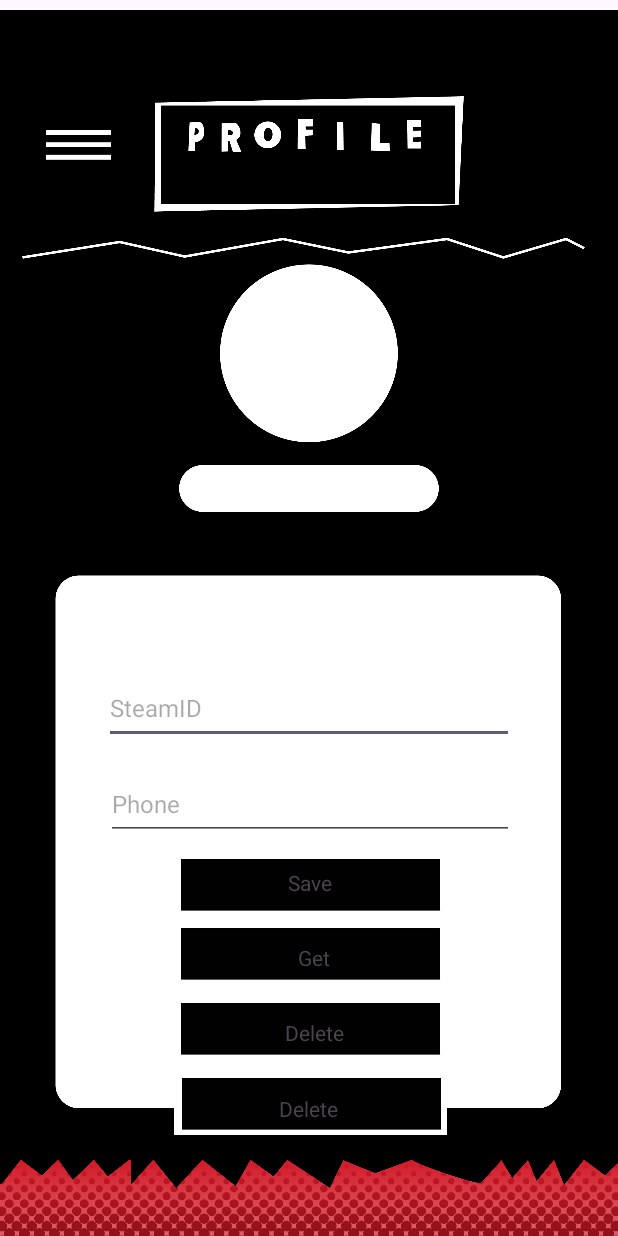
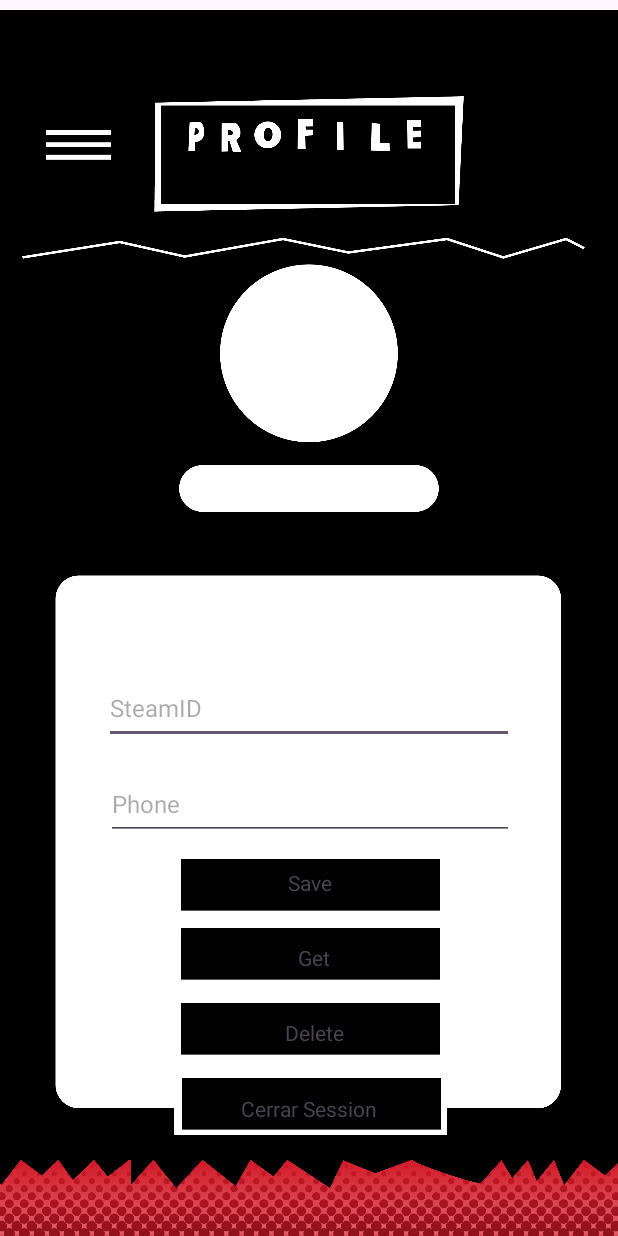
Before and after one commit to IvanLPDM/AA2_Android_persona_app, an Android app: the Profile screen opened directly, with no data from a screen before it, on a phone screen of 412 x 824 dp. Run offline under Robolectric (Android 15) with nearby library versions, the phone set to English and light mode, and no system bars; our stand-ins replace Firebase (no records; nobody signed in at launch, a user with empty details on screens opened directly); pictures from the network do not load.

Commit message:
2 estilos + UI mejorada

```diff
--- a/app/src/main/java/com/example/persona_app/Profile.kt
+++ b/app/src/main/java/com/example/persona_app/Profile.kt
@@ -39,7 +39,8 @@ class Profile : AppCompatActivity() {
 
             val newsButton: Button = findViewById(R.id.news_button)
             val profileButton: Button = findViewById(R.id.Profile_Button)
-            val ajustesButton: Button = findViewById(R.id.ajustes_Buton2)
+            val ajustesButton: Button = findViewById(R.id.ajustes_Buton)
+            val bibliotecaButton: Button = findViewById(R.id.BibliotecaButton)
 
             val saveButton: Button = findViewById(R.id.SaveButton)
             val getButton: Button = findViewById(R.id.GetButton)
@@ -120,6 +121,11 @@ class Profile : AppCompatActivity() {
 
             ajustesButton.setOnClickListener{
                 val intent = Intent(this, Ajustes::class.java)
+                startActivity(intent)
+            }
+
+            bibliotecaButton.setOnClickListener{
+                val intent = Intent(this, Biblioteca::class.java)
                 startActivity(intent)
             }
 
--- a/app/src/main/res/layout/activity_profile.xml
+++ b/app/src/main/res/layout/activity_profile.xml
@@ -181,7 +181,7 @@
         android:layout_width="176dp"
         android:layout_height="29dp"
         android:layout_marginTop="21dp"
-        android:text="Delete"
+        android:text="Cerrar Session"
         android:textAlignment="center"
         app:layout_constraintEnd_toEndOf="parent"
         app:layout_constraintHorizontal_bias="0.498"
@@ -222,113 +222,73 @@
         android:layout_marginTop="-20dp"
         android:orientation="vertical"
         android:padding="16dp"
-        android:visibility="invisible"
+        android:visibility="gone"
         app:layout_constraintStart_toStartOf="parent"
         app:layout_constraintTop_toTopOf="parent"
-        tools:visibility="gone">
+        tools:visibility="visible">
 
         <ImageView
             android:id="@+id/Selector"
-            android:layout_width="323dp"
-            android:layout_height="797dp"
-            android:layout_marginStart="-30dp"
-            app:layout_constraintStart_toStartOf="parent"
+            android:layout_width="354dp"
+            android:layout_height="766dp"
+            android:layout_marginBottom="108dp"
+            app:layout_constraintBottom_toBottomOf="parent"
+            app:layout_constraintEnd_toEndOf="parent"
             app:layout_constraintTop_toTopOf="parent"
-            app:srcCompat="@mipmap/selector" />
+            app:srcCompat="@mipmap/screen_profile" />
 
         <Button
             android:id="@+id/news_button"
             android:layout_width="167dp"
             android:layout_height="44dp"
-            android:layout_marginStart="16dp"
-            android:layout_marginTop="96dp"
+            android:layout_marginStart="20dp"
+            android:layout_marginTop="88dp"
             android:alpha="0"
             android:text="News"
             app:layout_constraintStart_toStartOf="parent"
             app:layout_constraintTop_toTopOf="parent" />
 
         <Button
-            android:id="@+id/Jokers_Armor_button"
-            android:layout_width="147dp"
-            android:layout_height="79dp"
+            android:id="@+id/BibliotecaButton"
+            android:layout_width="153dp"
+            android:layout_height="60dp"
             android:layout_marginStart="16dp"
-            android:layout_marginTop="24dp"
+            android:layout_marginTop="14dp"
             android:layout_marginEnd="53dp"
             android:alpha="0"
             android:text="Jokers_Armor"
             app:layout_constraintEnd_toEndOf="parent"
-            app:layout_constraintHorizontal_bias="0.23"
+            app:layout_constraintHorizontal_bias="0.0"
+            app:layout_constraintStart_toStartOf="parent"
+            app:layout_constraintTop_toBottomOf="@+id/Profile_Button" />
+
+        <Button
+            android:id="@+id/Profile_Button"
+            android:layout_width="134dp"
+            android:layout_height="61dp"
+            android:layout_marginStart="16dp"
+            android:layout_marginTop="16dp"
+            android:layout_marginEnd="53dp"
+            android:alpha="0"
+            android:text="Jokers_Armor"
+            app:layout_constraintEnd_toEndOf="parent"
+            app:layout_constraintHorizontal_bias="0.156"
             app:layout_constraintStart_toStartOf="parent"
             app:layout_constraintTop_toBottomOf="@+id/news_button" />
 
         <Button
-            android:id="@+id/Calendar_button"
-            android:layout_width="148dp"
-            android:layout_height="68dp"
-            android:layout_marginStart="36dp"
-            android:layout_marginTop="20dp"
-            android:alpha="0"
-            android:text="Calendar"
-            app:layout_constraintStart_toStartOf="parent"
-            app:layout_constraintTop_toBottomOf="@+id/Jokers_Armor_button" />
-
-        <Button
-            android:id="@+id/Daily_Chores_button"
-            android:layout_width="183dp"
-            android:layout_height="63dp"
-            android:layout_marginStart="24dp"
-            android:layout_marginTop="8dp"
-            android:alpha="0"
-            android:text="Daily_Chores"
-            app:layout_constraintStart_toStartOf="parent"
-            app:layout_constraintTop_toBottomOf="@+id/Calendar_button" />
-
-        <Button
-            android:id="@+id/Profile_Button"
-            android:layout_width="184dp"
-            android:layout_height="91dp"
-            android:layout_marginStart="20dp"
-            android:layout_marginTop="12dp"
-            android:alpha="0"
-            android:text="Confidant_Data"
-            app:layout_constraintStart_toStartOf="parent"
-            app:layout_constraintTop_toBottomOf="@+id/Daily_Chores_button" />
-
-        <Button
-            android:id="@+id/Quests_button"
-            android:layout_width="142dp"
-            android:layout_height="52dp"
-            android:layout_marginStart="40dp"
-            android:layout_marginTop="20dp"
-            android:alpha="0"
-            android:text="Quests"
-            app:layout_constraintStart_toStartOf="parent"
-            app:layout_constraintTop_toBottomOf="@+id/Profile_Button" />
-
-        <Button
-            android:id="@+id/Community_button"
-            android:layout_width="180dp"
-            android:layout_height="53dp"
-            android:layout_marginStart="20dp"
-            android:layout_marginTop="24dp"
-            android:alpha="0"
-            android:text="Community"
-            app:layout_constraintStart_toStartOf="parent"
-            app:layout_constraintTop_toBottomOf="@+id/Quests_button" />
-
-        <Button
-            android:id="@+id/ajustes_Buton2"
+            android:id="@+id/ajustes_Buton"
             android:layout_width="147dp"
             android:layout_height="79dp"
             android:layout_marginStart="16dp"
-            android:layout_marginTop="9dp"
+            android:layout_marginTop="15dp"
             android:layout_marginEnd="53dp"
             android:alpha="0"
             android:text="Jokers_Armor"
             app:layout_constraintEnd_toEndOf="parent"
-            app:layout_constraintHorizontal_bias="0.139"
+            app:layout_constraintHorizontal_bias="0.147"
             app:layout_constraintStart_toStartOf="parent"
-            app:layout_constraintTop_toBottomOf="@+id/Profile_Button" />
+            app:layout_constraintTop_toBottomOf="@+id/BibliotecaButton" />
 
     </androidx.constraintlayout.widget.ConstraintLayout>
 
--- a/app/src/main/res/values-night/themes.xml
+++ b/app/src/main/res/values-night/themes.xml
@@ -1,7 +1,12 @@
 <resources xmlns:tools="http://schemas.android.com/tools">
     <!-- Base application theme. -->
-    <style name="Base.Theme.Persona_app" parent="Theme.Material3.DayNight.NoActionBar">
-        <!-- Customize your dark theme here. -->
-        <!-- <item name="colorPrimary">@color/my_dark_primary</item> -->
+
+    <style name="Theme.App.Dark" parent="Theme.Material3.DayNight.NoActionBar">
+        <item name="colorPrimary">#FF5000</item>
+        <item name="colorAccent">#00B7FF</item>
+        <item name="android:windowBackground">#121212</item>
     </style>
+    <style name="Theme.Persona_app" parent="Base.Theme.Persona_app" />
+
+
 </resources>
--- a/app/src/main/res/values/colors.xml
+++ b/app/src/main/res/values/colors.xml
@@ -2,4 +2,6 @@
 <resources>
     <color name="black">#FF000000</color>
     <color name="white">#FFFFFFFF</color>
+    <color name="style_1">#FF0000</color>
+    <color name="style_2">#FF6F00</color>
 </resources>
```
Also changed, not shown: app/src/main/java/com/example/persona_app/Ajustes.kt (+23 -117 lines), app/src/main/java/com/example/persona_app/MainActivity.kt (+16 -5 lines), app/src/main/res/layout/activity_ajustes.xml (+36 -26 lines), app/src/main/res/layout/activity_init.xml (+24 -23 lines), app/src/main/res/layout/activity_login_steam.xml (+5 -6 lines), app/src/main/res/layout/activity_main.xml (+11 -1 lines), app/src/main/res/values/styles.xml (added, +17 -0 lines), app/src/main/res/mipmap-hdpi/puntos_fondo.png (added), app/src/main/res/mipmap-hdpi/screen_library.png (added), app/src/main/res/mipmap-hdpi/screen_news.png (added), app/src/main/res/mipmap-hdpi/screen_profile.png (added), app/src/main/res/mipmap-hdpi/selector_settings.png (added).
